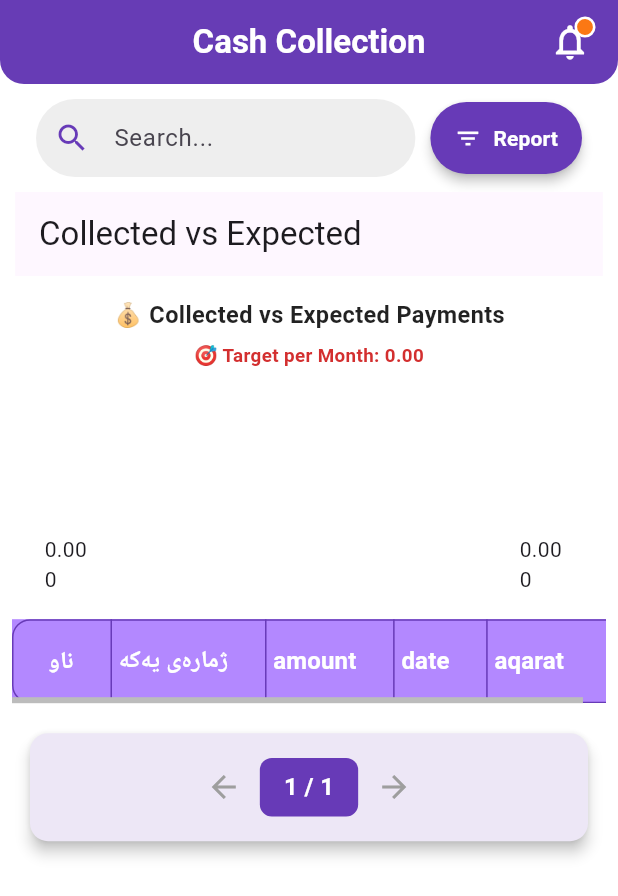
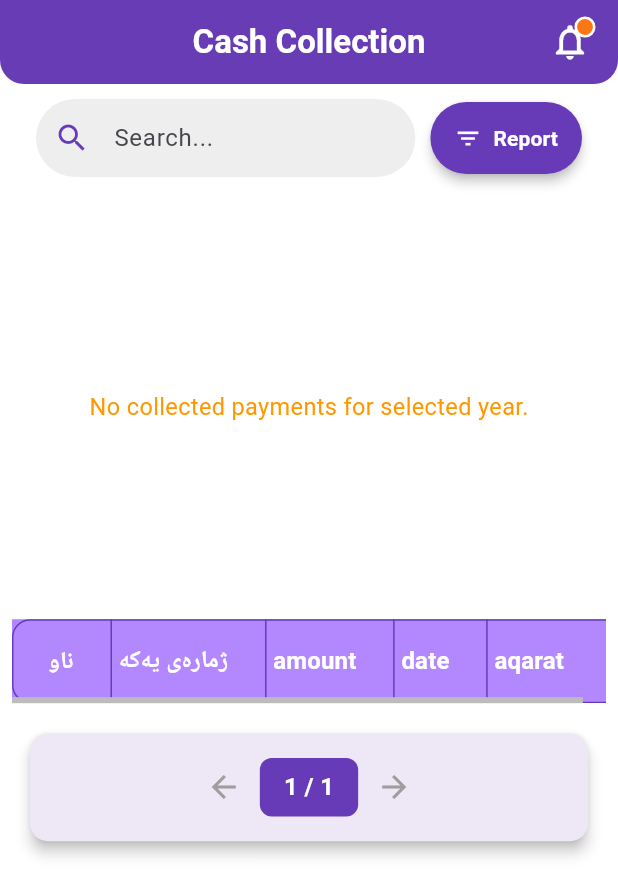
Before and after one commit to mohamedfalah3/cashnotify, a Flutter app: the screen it shows once a user with an empty profile is signed in, on a phone screen of 412 x 824 dp. Shown: the top 896 px of the screen. Run offline on Flutter 3.47's test engine with Material 3 defaults, Android fonts, the phone set to English and light mode, and no system bars; drawn by our look-alikes of fl_chart; our stand-ins replace cloud_firestore, firebase_auth, firebase_core, pdf, printing, sidebarx; accounts and stored records are empty.

Commit message:
fixing issues

```diff
--- a/lib/screens/payment_table.dart
+++ b/lib/screens/payment_table.dart
@@ -1,7 +1,6 @@
 import 'package:cashnotify/helper/dateTimeProvider.dart';
 import 'package:cashnotify/helper/pdfHelper.dart' as wow;
 import 'package:cashnotify/screens/placeDetails.dart';
-import 'package:cashnotify/widgets/chart.dart';
 import 'package:cloud_firestore/cloud_firestore.dart';
 import 'package:flutter/material.dart';
 import 'package:flutter/services.dart';
@@ -10,6 +9,7 @@ import 'package:provider/provider.dart';
 
 import '../helper/helper_class.dart';
 import '../helper/place.dart';
+import '../widgets/chart.dart';
 import '../widgets/searchExportButton.dart';
 
 class PaymentTable extends StatefulWidget {
@@ -168,14 +168,15 @@ class _PaymentTableState extends State<PaymentTable>
     final paginatedData = dateTimeProvider.getPaginatedData(tableData);
 
     Map<String, dynamic> getCollectedVsExpected(List<Place> places) {
-      Map<String, double> collected = {};
-      double expectedTotal = 0.0; // ✅ Store a single expected total
+      Map<int, Map<int, double>> yearlyCollected =
+          {}; // {year: {interval: amount}}
+      Set<int> years = {}; // Track available years
+      double expectedTotal = 0.0;
 
       double parseAmount(dynamic value) {
-        if (value is num) return value.toDouble(); // Already a valid number
+        if (value is num) return value.toDouble();
         if (value is String) {
-          return double.tryParse(value.replaceAll(',', '').trim()) ??
-              0.0; // Remove commas & trim spaces
+          return double.tryParse(value.replaceAll(',', '').trim()) ?? 0.0;
         }
         return 0.0;
       }
@@ -183,36 +184,38 @@ class _PaymentTableState extends State<PaymentTable>
       for (var place in places) {
         if (place.currentUser != null) {
           final payments = place.currentUser!['payments'] ?? {};
-          expectedTotal += parseAmount(
-              place.currentUser!['amount']); // ✅ Sum all expected amounts
+          expectedTotal += parseAmount(place.currentUser!['amount']);
 
           for (var entry in payments.entries) {
             DateTime date = DateTime.tryParse(entry.key) ?? DateTime.now();
-            String monthYear =
-                "${date.month}-${date.year}"; // Format as "1-2024"
+            int year = date.year;
+            int interval =
+                ((date.difference(DateTime(year, 1, 1)).inDays) ~/ 30) + 1;
 
-            double amount = parseAmount(entry.value);
-            collected[monthYear] = (collected[monthYear] ?? 0) + amount;
+            years.add(year); // Track available years
+
+            if (!yearlyCollected.containsKey(year)) {
+              yearlyCollected[year] = {};
+            }
+            yearlyCollected[year]![interval] =
+                (yearlyCollected[year]![interval] ?? 0) +
+                    parseAmount(entry.value);
           }
         }
       }
 
-      // ✅ Remove months where collected amount is 0
-      collected.removeWhere((key, value) => value == 0);
-
-      // ✅ Sort months in ascending order
-      final sortedCollected = Map.fromEntries(
-          collected.entries.toList()..sort((a, b) => a.key.compareTo(b.key)));
-
       return {
-        'collected': sortedCollected,
-        'expectedTotal': expectedTotal, // ✅ Now it's a single total number
+        'collected': yearlyCollected,
+        'years': years.toList()..sort(), // Ensure sorted years
+        'expectedTotal': expectedTotal,
       };
     }
 
     final places = placesProvider.places ?? [];
-    final result = getCollectedVsExpected(places);
-    Map<String, double> collectedPayments = result['collected'];
+    Map<String, dynamic> result = getCollectedVsExpected(places);
+
+    Map<int, Map<int, double>> yearlyPayments = result['collected'];
+    List<int> availableYears = result['years'];
     double expectedTotal = result['expectedTotal'];
 
     List<DataRow> buildRows(List<Map<String, dynamic>> data) {
@@ -351,9 +354,9 @@ class _PaymentTableState extends State<PaymentTable>
                               padding: EdgeInsets.symmetric(
                                   horizontal: isMobile ? 8 : 16),
                               child: CollectedVsExpectedChart(
-                                collectedPayments: collectedPayments,
-                                expectedTotal:
-                                    expectedTotal, // ✅ Pass single total value
+                                yearlyPayments: yearlyPayments,
+                                availableYears: availableYears,
+                                expectedTotal: expectedTotal,
                               ),
                             ),
 
--- a/lib/widgets/chart.dart
+++ b/lib/widgets/chart.dart
@@ -1,15 +1,46 @@
 import 'package:fl_chart/fl_chart.dart';
 import 'package:flutter/material.dart';
 
-class CollectedVsExpectedChart extends StatelessWidget {
-  final Map<String, double> collectedPayments;
-  final double expectedTotal; // ✅ Expected total amount
+class CollectedVsExpectedChart extends StatefulWidget {
+  final Map<int, Map<int, double>>
+      yearlyPayments; // {year: {interval: collectedAmount}}
+  final List<int> availableYears; // Available years for selection
+  final double expectedTotal; // Expected total amount per interval
 
   const CollectedVsExpectedChart({
     Key? key,
-    required this.collectedPayments,
+    required this.yearlyPayments,
+    required this.availableYears,
     required this.expectedTotal,
   }) : super(key: key);
+
+  @override
+  _CollectedVsExpectedChartState createState() =>
+      _CollectedVsExpectedChartState();
+}
+
+class _CollectedVsExpectedChartState extends State<CollectedVsExpectedChart> {
+  int? selectedYear;
+  bool isLoading = true;
+
+  @override
+  void initState() {
+    super.initState();
+    // Ensure the first available year is selected if available
+    if (widget.availableYears.isNotEmpty) {
+      selectedYear = widget.availableYears.first;
+    }
+
+    // Simulate a short delay for better user experience
+    Future.delayed(const Duration(milliseconds: 500), () {
+      if (mounted) {
+        // Check if the widget is still in the widget tree
+        setState(() {
+          isLoading = false;
+        });
+      }
+    });
+  }
 
   @override
   Widget build(BuildContext context) {
@@ -18,30 +49,56 @@ class CollectedVsExpectedChart extends StatelessWidget {
         double textSize = (constraints.maxWidth / 25).clamp(10, 16);
         double barWidth = (constraints.maxWidth / 30).clamp(8, 18);
 
+        if (isLoading) {
+          return const Center(child: CircularProgressIndicator());
+        }
+
+        // If there are no available years at all, show an error message
+        // if (selectedYear == null) {
+        //   return Center(
+        //     child: Text(
+        //       "No available data.",
+        //       style: TextStyle(fontSize: textSize, color: Colors.red),
+        //     ),
+        //   );
+        // }
+
+        List<int> sortedYears = List.from(widget.availableYears)..sort();
+        List<String> intervalLabels = [];
         List<BarChartGroupData> barGroups = [];
-        List<String> months = collectedPayments.keys.toList();
 
-        for (int i = 0; i < months.length; i++) {
-          double collected = collectedPayments[months[i]] ?? 0;
+        final selectedYearData = widget.yearlyPayments[selectedYear] ?? {};
 
-          // ✅ Check if this specific month reached the expected total
-          bool monthReachedTarget = collected >= expectedTotal;
+        // Ensure there is at least one valid collected amount
+        bool hasValidData = selectedYearData.values.any((amount) => amount > 0);
 
-          // ✅ Set color per month
-          Color barColor =
-              monthReachedTarget ? Colors.green : Colors.deepPurple;
+        if (!hasValidData) {
+          return Center(
+            child: Text(
+              "No collected payments for selected year.",
+              style: TextStyle(fontSize: textSize, color: Colors.orange),
+            ),
+          );
+        }
 
-          // Add bars for collected amount
+        List<int> sortedIntervals = selectedYearData.keys.toList()..sort();
+        int index = 0;
+
+        for (var interval in sortedIntervals) {
+          double collected = selectedYearData[interval] ?? 0;
+          if (collected > 0) {
+            bool reachedTarget = collected >= widget.expectedTotal;
+
             barGroups.add(
               BarChartGroupData(
-              x: i,
+                x: index,
                 barRods: [
                   BarChartRodData(
                     toY: collected,
                     width: barWidth,
                     borderRadius: BorderRadius.circular(6),
                     gradient: LinearGradient(
-                    colors: monthReachedTarget
+                      colors: reachedTarget
                           ? [Colors.green, Colors.lightGreen]
                           : [Colors.deepPurple, Colors.purpleAccent],
                     ),
@@ -49,11 +106,13 @@ class CollectedVsExpectedChart extends StatelessWidget {
                 ],
               ),
             );
+
+            intervalLabels.add("$interval-$selectedYear");
+            index++;
+          }
         }
 
-        return Scaffold(
-          appBar: AppBar(title: const Text("Collected vs Expected")),
-          body: Padding(
+        return Padding(
           padding: EdgeInsets.symmetric(
             horizontal: constraints.maxWidth * 0.05,
             vertical: constraints.maxHeight * 0.05,
@@ -61,8 +120,25 @@ class CollectedVsExpectedChart extends StatelessWidget {
           child: Column(
             mainAxisAlignment: MainAxisAlignment.center,
             children: [
+              DropdownButton<int>(
+                value: selectedYear,
+                items: sortedYears
+                    .map((year) => DropdownMenuItem(
+                          value: year,
+                          child: Text("Year: $year"),
+                        ))
+                    .toList(),
+                onChanged: (newYear) {
+                  if (newYear != null) {
+                    setState(() {
+                      selectedYear = newYear;
+                    });
+                  }
+                },
+              ),
+              const SizedBox(height: 8),
               Text(
-                  "💰 Collected vs Expected Payments",
+                "💰 Collected vs Expected Payments ($selectedYear)",
                 style: TextStyle(
                   fontSize: textSize,
                   fontWeight: FontWeight.bold,
@@ -73,7 +149,7 @@ class CollectedVsExpectedChart extends StatelessWidget {
               Padding(
                 padding: const EdgeInsets.only(bottom: 8.0),
                 child: Text(
-                    "🎯 Target per Month: ${expectedTotal.toStringAsFixed(2)}",
+                  "🎯 Target per Interval: ${widget.expectedTotal.toStringAsFixed(2)}",
                   style: TextStyle(
                     fontSize: textSize * 0.8,
                     fontWeight: FontWeight.bold,
@@ -92,13 +168,13 @@ class CollectedVsExpectedChart extends StatelessWidget {
                           showTitles: true,
                           getTitlesWidget: (value, meta) {
                             int index = value.toInt();
-                              return index < months.length
+                            return index < intervalLabels.length
                                 ? Padding(
                                     padding: const EdgeInsets.only(top: 6),
                                     child: Text(
-                                        months[index],
+                                      intervalLabels[index],
                                       style: TextStyle(
-                                          fontSize: textSize * 0.8,
+                                        fontSize: textSize * 0.7,
                                         fontWeight: FontWeight.w500,
                                         color: Colors.black54,
                                       ),
@@ -115,7 +191,6 @@ class CollectedVsExpectedChart extends StatelessWidget {
               ),
             ],
           ),
-          ),
         );
       },
     );
```
Also changed, not shown: lib/helper/helper_class.dart (+24 -5 lines), lib/screens/adding_screen.dart (+0 -54 lines). Lines whose indentation alone changed are shown as unchanged.
